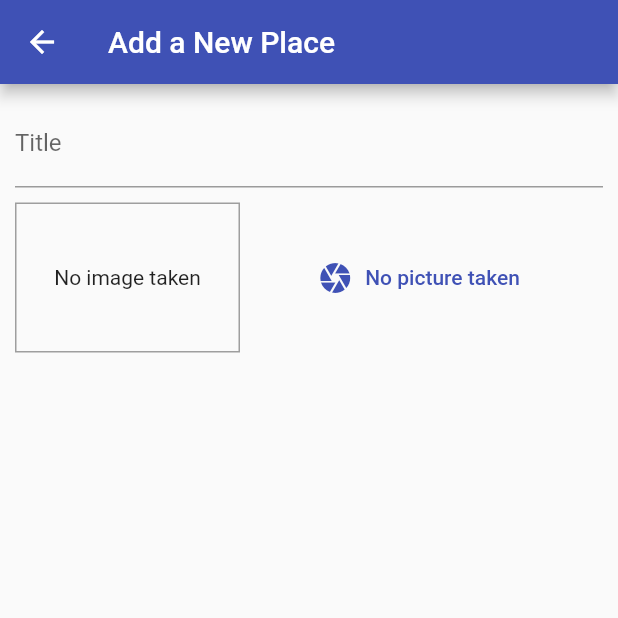
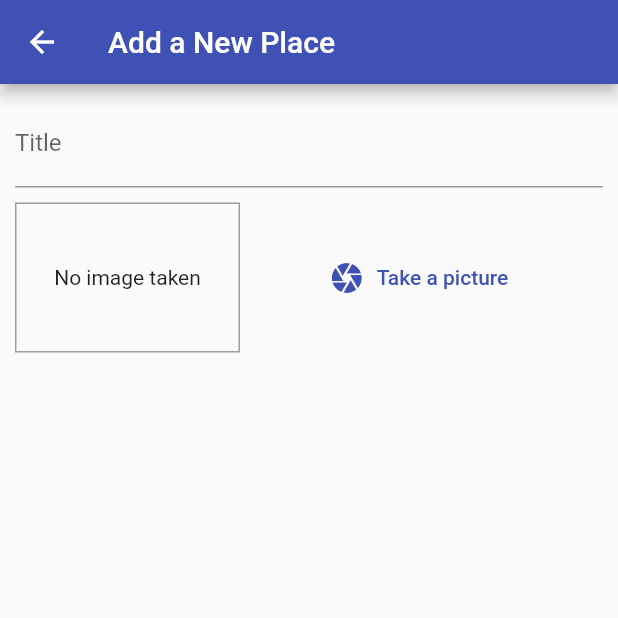
Before and after one commit to ElioEfra99/Great-Places-App, a Flutter app: the screen it shows after launch, after a tap on the "add" icon, on a phone screen of 412 x 824 dp, the top half of it. Run offline on Flutter 3.47's test engine with Material 2 defaults, Android fonts, the phone set to English and light mode, and no system bars; our stand-ins replace image_picker; missing offline and left inert: cupertino_list_tile.

Commit message:
Managing Data and Images via the Provider Package

```diff
--- a/lib/screens/places_list_screen.dart
+++ b/lib/screens/places_list_screen.dart
@@ -1,12 +1,45 @@
 import 'dart:io';
 
+import 'package:cupertino_list_tile/cupertino_list_tile.dart';
 import 'package:flutter/material.dart';
 import 'package:flutter/cupertino.dart';
+import 'package:provider/provider.dart';
 
 import '../screens/add_place_screen.dart';
+import '../providers/great_places.dart';
 
 class PlacesListScreen extends StatelessWidget {
   const PlacesListScreen({Key key}) : super(key: key);
+
+  Widget _buildGreatPlaceList() {
+    return Consumer<GreatPlaces>(
+      child: Center(
+        child: const Text('Got no places yes, start adding some!'),
+      ),
+      builder: (ctx, greatPlaces, ch) => greatPlaces.items.length <= 0
+          ? ch
+          : ListView.builder(
+              itemBuilder: (ctx, i) => Platform.isIOS
+                  ? CupertinoListTile(
+                      leading: Image.file(greatPlaces.items[i].image),
+                      title: Text(greatPlaces.items[i].title),
+                      onTap: () {
+                        // Go to detail screen
+                      },
+                    )
+                  : ListTile(
+                      leading: CircleAvatar(
+                        backgroundImage: FileImage(greatPlaces.items[i].image),
+                      ),
+                      title: Text(greatPlaces.items[i].title),
+                      onTap: () {
+                        // Go to detail screen ...
+                      },
+                    ),
+              itemCount: greatPlaces.items.length,
+            ),
+    );
+  }
 
   @override
   Widget build(BuildContext context) {
@@ -22,7 +55,8 @@ class PlacesListScreen extends StatelessWidget {
                       GestureDetector(
                         child: Icon(CupertinoIcons.add),
                         onTap: () {
-                          Navigator.of(context).pushNamed(AddPlaceScreen.routeName);
+                          Navigator.of(context)
+                              .pushNamed(AddPlaceScreen.routeName);
                         },
                       ),
                     ],
@@ -30,13 +64,9 @@ class PlacesListScreen extends StatelessWidget {
                 ),
               ];
             },
-            body: Center(
-              child: CupertinoActivityIndicator(),
-            ),
+            body: _buildGreatPlaceList(),
           )
-        : Center(
-            child: CircularProgressIndicator(),
-          );
+        : _buildGreatPlaceList();
 
     final pageBar = Platform.isIOS
         ? CupertinoNavigationBar(
--- a/lib/widgets/cupertino_icon_button.dart
+++ b/lib/widgets/cupertino_icon_button.dart
@@ -27,7 +27,7 @@ class CupertinoIconButton extends StatelessWidget {
         ],
       ),
       color: CupertinoTheme.of(context).primaryContrastingColor,
-      onPressed: () => onPressed,
+      onPressed: onPressed,
     );
   }
 }
--- a/lib/widgets/image_input.dart
+++ b/lib/widgets/image_input.dart
@@ -10,7 +10,9 @@ import '../widgets/cupertino_icon_button.dart';
 import '../widgets/flat_cupertino_icon_button.dart';
 
 class ImageInput extends StatefulWidget {
-  ImageInput({Key key}) : super(key: key);
+  final Function onSelectImage;
+
+  ImageInput(this.onSelectImage);
 
   @override
   _ImageInputState createState() => _ImageInputState();
@@ -26,6 +28,12 @@ class _ImageInputState extends State<ImageInput> {
       maxWidth: 600,
     );
 
+    print(imageFile);
+
+    if (imageFile == null) {
+      return;
+    }
+
     setState(() {
       _storedImage = File(imageFile.path);
     });
@@ -34,6 +42,7 @@ class _ImageInputState extends State<ImageInput> {
     final fileName = path.basename(imageFile.path);
 
     final savedImage = await _storedImage.copy('${appDir.path}/$fileName');
+    widget.onSelectImage(savedImage);
   }
 
   @override
@@ -65,13 +74,13 @@ class _ImageInputState extends State<ImageInput> {
           child: Platform.isIOS
               ? FlatCupertinoIconButton(
                   onPressed: _takePicture,
-                  text: 'No picture taken',
+                  text: 'Take a picture',
                   icon: CupertinoIcons.photo_camera_solid,
                 )
               : FlatButton.icon(
                   onPressed: _takePicture,
                   icon: Icon(Icons.camera),
-                  label: Text('No picture taken'),
+                  label: Text('Take a picture'),
                   textColor: Theme.of(context).primaryColor,
                 ),
         ),
--- a/pubspec.yaml
+++ b/pubspec.yaml
@@ -27,11 +27,12 @@ dependencies:
   image_picker: ^0.6.7+11
   path_provider: ^1.6.18
   path: ^1.7.0
+  cupertino_list_tile: ^0.1.4
 
 
   # The following adds the Cupertino Icons font to your application.
   # Use with the CupertinoIcons class for iOS style icons.
-  cupertino_icons: ^0.1.3
+  cupertino_icons: ^1.0.0
 
 dev_dependencies:
   flutter_test:
```
Also changed, not shown: lib/providers/great_places.dart (+14 -0 lines), lib/screens/add_place_screen.dart (+23 -5 lines), pubspec.lock, 3 other files.
